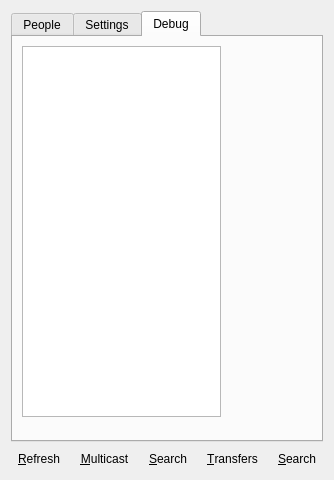
Before: the Qt Designer form ui/peerdialog.ui in shaan7/Kapotah, drawn with Qt 5.
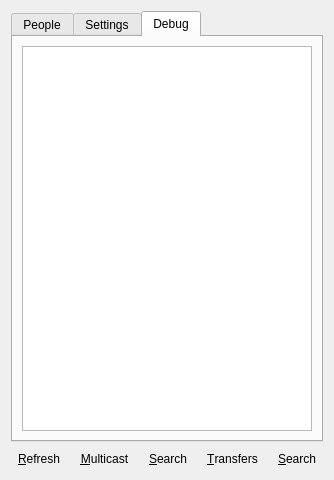
After: the same form once the commit is applied. The open tabs and pages were chosen to show the change. Icons and pictures are not drawn.

Commit message: Add layoyut to debug area Make timeout to 10

```diff
--- a/ui/peerdialog.ui
+++ b/ui/peerdialog.ui
@@ -355,19 +355,15 @@
       <attribute name="title">
        <string>Debug</string>
       </attribute>
+      <layout class="QVBoxLayout" name="verticalLayout_3">
+       <item>
       <widget class="QPlainTextEdit" name="debugText">
-       <property name="geometry">
-        <rect>
-         <x>9</x>
-         <y>9</y>
-         <width>199</width>
-         <height>371</height>
-        </rect>
-       </property>
        <property name="readOnly">
         <bool>true</bool>
        </property>
       </widget>
+       </item>
+      </layout>
      </widget>
     </widget>
    </item>
```
Left out of the diff: 2 changed lines with no effect on the pictures. Lines whose indentation alone changed are shown as unchanged. The commit also changes 1 other file.
